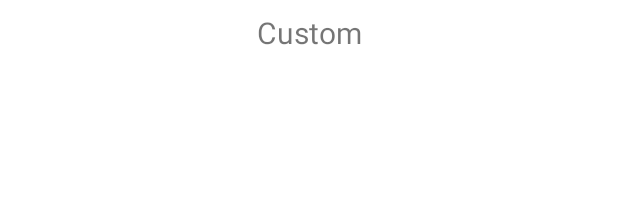
After one commit to Atikur-Rahman-Sabuj/MoneyManager, an Android app: the layout fragment_custom.xml on its own in the app's theme, with its tools: preview values and no code run, on a phone screen of 412 x 824 dp. The commit adds this screen. Shown: the top 212 px of the screen. Run offline under Robolectric (Android 15) with nearby library versions, the phone set to English and light mode, and no system bars.

Commit message:
daily work

```diff
--- a/app/src/main/java/com/tiringbring/moneymanager/Activity/BottomNavigationActivity.java
+++ b/app/src/main/java/com/tiringbring/moneymanager/Activity/BottomNavigationActivity.java
@@ -21,7 +21,7 @@ public class BottomNavigationActivity extends AppCompatActivity {
         // Passing each menu ID as a set of Ids because each
         // menu should be considered as top level destinations.
         AppBarConfiguration appBarConfiguration = new AppBarConfiguration.Builder(
-                R.id.navigation_daily, R.id.navigation_monthly, R.id.navigation_yearly)
+                R.id.navigation_daily, R.id.navigation_monthly, R.id.navigation_yearly, R.id.navigation_custom)
                 .build();
         NavController navController = Navigation.findNavController(this, R.id.nav_host_fragment);
         NavigationUI.setupActionBarWithNavController(this, navController, appBarConfiguration);
--- /dev/null
+++ b/app/src/main/res/layout/fragment_custom.xml
@@ -0,0 +1,20 @@
+<?xml version="1.0" encoding="utf-8"?>
+<androidx.constraintlayout.widget.ConstraintLayout xmlns:android="http://schemas.android.com/apk/res/android"
+    xmlns:app="http://schemas.android.com/apk/res-auto"
+    android:layout_width="match_parent"
+    android:layout_height="match_parent">
+
+    <TextView
+        android:id="@+id/text_custom"
+        android:layout_width="match_parent"
+        android:layout_height="wrap_content"
+        android:layout_marginStart="8dp"
+        android:layout_marginTop="8dp"
+        android:layout_marginEnd="8dp"
+        android:text="Custom"
+        android:textAlignment="center"
+        android:textSize="20sp"
+        app:layout_constraintEnd_toEndOf="parent"
+        app:layout_constraintStart_toStartOf="parent"
+        app:layout_constraintTop_toTopOf="parent" />
+</androidx.constraintlayout.widget.ConstraintLayout>
--- a/app/src/main/res/values/strings.xml
+++ b/app/src/main/res/values/strings.xml
@@ -37,4 +37,7 @@
     <string name="title_dashboard">Dashboard</string>
     <string name="title_notifications">Notifications</string>
 
+    <!-- TODO: Remove or change this placeholder text -->
+    <string name="hello_blank_fragment">Hello blank fragment</string>
+
 </resources>
```
Also changed, not shown: app/src/main/java/com/tiringbring/moneymanager/Activity/TabbedTransactionViews/CustomTransactions/CustomFragment.java (added, +26 -0 lines), app/src/main/java/com/tiringbring/moneymanager/Activity/TabbedTransactionViews/DailyTransactions/DailyFragment.java (added, +25 -0 lines), app/src/main/java/com/tiringbring/moneymanager/Activity/TabbedTransactionViews/MonthlyTransactions/MonthlyFragment.java (added, +25 -0 lines), app/src/main/java/com/tiringbring/moneymanager/Activity/TabbedTransactionViews/YearlyTransactions/YearlyFragment.java (added, +24 -0 lines), app/src/main/java/com/tiringbring/moneymanager/Activity/ui/dashboard/DashboardFragment.java (deleted, +0 -35 lines), app/src/main/java/com/tiringbring/moneymanager/Activity/ui/dashboard/DashboardViewModel.java (deleted, +0 -19 lines), app/src/main/java/com/tiringbring/moneymanager/Activity/ui/home/HomeFragment.java (deleted, +0 -36 lines), app/src/main/java/com/tiringbring/moneymanager/Activity/ui/home/HomeViewModel.java (deleted, +0 -19 lines), app/src/main/java/com/tiringbring/moneymanager/Activity/ui/notifications/NotificationsFragment.java (deleted, +0 -36 lines), app/src/main/java/com/tiringbring/moneymanager/Activity/ui/notifications/NotificationsViewModel.java (deleted, +0 -19 lines), app/src/main/res/menu/bottom_nav_menu.xml (+4 -4 lines), app/src/main/res/navigation/mobile_navigation.xml (+12 -12 lines).
